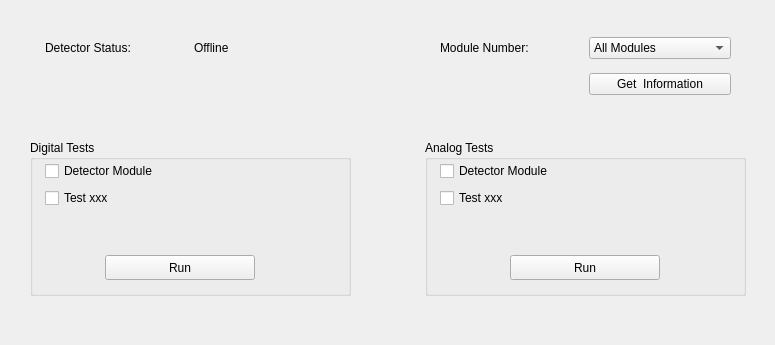
Above: slsDetectorGui/forms/form_tab_debugging.ui from slsdetectorgroup/slsDetectorPackage before the change. Below: the same form after it.
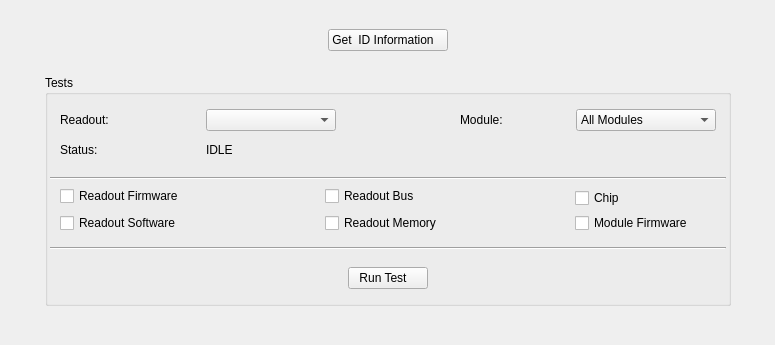
That is the form after the change. Icons and pictures are not drawn.

What changed in the file:
```diff
--- a/slsDetectorGui/forms/form_tab_debugging.ui
+++ b/slsDetectorGui/forms/form_tab_debugging.ui
@@ -34,20 +34,20 @@
   <widget class="QGroupBox" name="groupBox">
    <property name="geometry">
     <rect>
-     <x>30</x>
-     <y>140</y>
-     <width>321</width>
-     <height>156</height>
+     <x>45</x>
+     <y>75</y>
+     <width>686</width>
+     <height>231</height>
     </rect>
    </property>
    <property name="title">
-    <string>Digital Tests</string>
+    <string>Tests</string>
    </property>
    <widget class="QWidget" name="gridLayoutWidget_2">
     <property name="geometry">
      <rect>
       <x>15</x>
-      <y>20</y>
+      <y>110</y>
       <width>141</width>
       <height>51</height>
      </rect>
@@ -56,60 +56,130 @@
      <item row="0" column="0">
       <widget class="QCheckBox" name="chk">
        <property name="text">
-        <string>Detector Module</string>
+        <string>Readout Firmware</string>
        </property>
       </widget>
      </item>
      <item row="1" column="0">
       <widget class="QCheckBox" name="checkBox_2">
        <property name="text">
-        <string>Test xxx</string>
+        <string>Readout Software</string>
        </property>
       </widget>
      </item>
     </layout>
    </widget>
-   <widget class="QPushButton" name="btnDigital">
+   <widget class="QWidget" name="horizontalLayoutWidget">
     <property name="geometry">
      <rect>
-      <x>75</x>
-      <y>115</y>
-      <width>150</width>
-      <height>25</height>
+      <x>15</x>
+      <y>185</y>
+      <width>656</width>
+      <height>36</height>
      </rect>
     </property>
-    <property name="sizePolicy">
-     <sizepolicy hsizetype="Fixed" vsizetype="Fixed">
-      <horstretch>0</horstretch>
-      <verstretch>0</verstretch>
-     </sizepolicy>
+    <layout class="QHBoxLayout" name="horizontalLayout">
+     <item>
+      <widget class="QPushButton" name="btnTest">
+       <property name="sizePolicy">
+        <sizepolicy hsizetype="Fixed" vsizetype="Fixed">
+         <horstretch>0</horstretch>
+         <verstretch>0</verstretch>
+        </sizepolicy>
+       </property>
+       <property name="text">
+        <string>Run Test   </string>
+       </property>
+       <property name="icon">
+        <iconset resource="../include/icons.qrc">
+         <normaloff>:/icons/images/start.png</normaloff>:/icons/images/start.png</iconset>
+       </property>
+      </widget>
+     </item>
+    </layout>
+   </widget>
+   <widget class="QWidget" name="gridLayoutWidget_5">
+    <property name="geometry">
+     <rect>
+      <x>415</x>
+      <y>30</y>
+      <width>256</width>
+      <height>31</height>
+     </rect>
     </property>
-    <property name="text">
-     <string>Run</string>
-    </property>
-    <property name="icon">
-     <iconset resource="../include/icons.qrc">
-      <normaloff>:/icons/images/start.png</normaloff>:/icons/images/start.png</iconset>
-    </property>
+    <layout class="QGridLayout" name="gridLayout_5">
+     <item row="0" column="0">
+      <widget class="QLabel" name="lblModule">
+       <property name="sizePolicy">
+        <sizepolicy hsizetype="Maximum" vsizetype="Preferred">
+         <horstretch>0</horstretch>
+         <verstretch>0</verstretch>
+        </sizepolicy>
+       </property>
+       <property name="minimumSize">
+        <size>
+         <width>0</width>
+         <height>0</height>
+        </size>
+       </property>
+       <property name="maximumSize">
+        <size>
+         <width>100</width>
+         <height>16777215</height>
+        </size>
+       </property>
+       <property name="text">
+        <string>Module:</string>
+       </property>
+      </widget>
+     </item>
+     <item row="0" column="2">
+      <widget class="QComboBox" name="comboModule">
+       <property name="sizePolicy">
+        <sizepolicy hsizetype="Preferred" vsizetype="Fixed">
+         <horstretch>0</horstretch>
+         <verstretch>0</verstretch>
+        </sizepolicy>
+       </property>
+       <property name="maximumSize">
+        <size>
+         <width>16777215</width>
+         <height>16777215</height>
+        </size>
+       </property>
+       <property name="frame">
+        <bool>true</bool>
+       </property>
+       <item>
+        <property name="text">
+         <string>All Modules</string>
+        </property>
+       </item>
+      </widget>
+     </item>
+     <item row="0" column="1">
+      <spacer name="horizontalSpacer_3">
+       <property name="orientation">
+        <enum>Qt::Horizontal</enum>
+       </property>
+       <property name="sizeType">
+        <enum>QSizePolicy::Fixed</enum>
+       </property>
+       <property name="sizeHint" stdset="0">
+        <size>
+         <width>10</width>
+         <height>20</height>
+        </size>
+       </property>
+      </spacer>
+     </item>
+    </layout>
    </widget>
-  </widget>
-  <widget class="QGroupBox" name="groupBox_2">
-   <property name="geometry">
-    <rect>
-     <x>425</x>
-     <y>140</y>
-     <width>321</width>
-     <height>156</height>
-    </rect>
-   </property>
-   <property name="title">
-    <string>Analog Tests</string>
-   </property>
    <widget class="QWidget" name="gridLayoutWidget_3">
     <property name="geometry">
      <rect>
-      <x>15</x>
-      <y>20</y>
+      <x>280</x>
+      <y>110</y>
       <width>141</width>
       <height>51</height>
      </rect>
@@ -118,40 +188,216 @@
      <item row="0" column="0">
       <widget class="QCheckBox" name="checkBox_3">
        <property name="text">
-        <string>Detector Module</string>
+        <string>Readout Bus</string>
        </property>
       </widget>
      </item>
      <item row="1" column="0">
       <widget class="QCheckBox" name="checkBox_4">
        <property name="text">
-        <string>Test xxx</string>
+        <string>Readout Memory</string>
        </property>
       </widget>
      </item>
     </layout>
    </widget>
-   <widget class="QPushButton" name="btnAnalog">
+   <widget class="QWidget" name="gridLayoutWidget_6">
     <property name="geometry">
      <rect>
-      <x>85</x>
-      <y>115</y>
-      <width>150</width>
-      <height>25</height>
+      <x>530</x>
+      <y>110</y>
+      <width>141</width>
+      <height>26</height>
      </rect>
     </property>
-    <property name="sizePolicy">
-     <sizepolicy hsizetype="Fixed" vsizetype="Fixed">
-      <horstretch>0</horstretch>
-      <verstretch>0</verstretch>
-     </sizepolicy>
+    <layout class="QGridLayout" name="gridLayout_6">
+     <item row="0" column="0">
+      <widget class="QCheckBox" name="chkChip">
+       <property name="focusPolicy">
+        <enum>Qt::NoFocus</enum>
+       </property>
+       <property name="text">
+        <string>Chip</string>
+       </property>
+      </widget>
+     </item>
+    </layout>
+   </widget>
+   <widget class="QWidget" name="gridLayoutWidget_4">
+    <property name="geometry">
+     <rect>
+      <x>15</x>
+      <y>30</y>
+      <width>276</width>
+      <height>31</height>
+     </rect>
     </property>
-    <property name="text">
-     <string>Run</string>
+    <layout class="QGridLayout" name="gridLayout_4">
+     <item row="0" column="0">
+      <widget class="QLabel" name="lblDetector">
+       <property name="sizePolicy">
+        <sizepolicy hsizetype="Maximum" vsizetype="Preferred">
+         <horstretch>0</horstretch>
+         <verstretch>0</verstretch>
+        </sizepolicy>
+       </property>
+       <property name="minimumSize">
+        <size>
+         <width>0</width>
+         <height>0</height>
+        </size>
+       </property>
+       <property name="maximumSize">
+        <size>
+         <width>150</width>
+         <height>16777215</height>
+        </size>
+       </property>
+       <property name="text">
+        <string>Readout:</string>
+       </property>
+      </widget>
+     </item>
+     <item row="0" column="2">
+      <widget class="QComboBox" name="comboDetector">
+       <property name="sizePolicy">
+        <sizepolicy hsizetype="Preferred" vsizetype="Fixed">
+         <horstretch>0</horstretch>
+         <verstretch>0</verstretch>
+        </sizepolicy>
+       </property>
+       <property name="maximumSize">
+        <size>
+         <width>16777215</width>
+         <height>16777215</height>
+        </size>
+       </property>
+      </widget>
+     </item>
+     <item row="0" column="1">
+      <spacer name="horizontalSpacer">
+       <property name="orientation">
+        <enum>Qt::Horizontal</enum>
+       </property>
+       <property name="sizeType">
+        <enum>QSizePolicy::Fixed</enum>
+       </property>
+       <property name="sizeHint" stdset="0">
+        <size>
+         <width>10</width>
+         <height>20</height>
+        </size>
+       </property>
+      </spacer>
+     </item>
+    </layout>
+   </widget>
+   <widget class="QWidget" name="horizontalLayoutWidget_4">
+    <property name="geometry">
+     <rect>
+      <x>15</x>
+      <y>60</y>
+      <width>276</width>
+      <height>31</height>
+     </rect>
     </property>
-    <property name="icon">
-     <iconset resource="../include/icons.qrc">
-      <normaloff>:/icons/images/start.png</normaloff>:/icons/images/start.png</iconset>
+    <layout class="QHBoxLayout" name="horizontalLayout_4">
+     <item>
+      <widget class="QLabel" name="lblStatusLabel">
+       <property name="sizePolicy">
+        <sizepolicy hsizetype="Maximum" vsizetype="Fixed">
+         <horstretch>0</horstretch>
+         <verstretch>0</verstretch>
+        </sizepolicy>
+       </property>
+       <property name="maximumSize">
+        <size>
+         <width>150</width>
+         <height>16777215</height>
+        </size>
+       </property>
+       <property name="text">
+        <string>Status:</string>
+       </property>
+      </widget>
+     </item>
+     <item>
+      <spacer name="horizontalSpacer_2">
+       <property name="orientation">
+        <enum>Qt::Horizontal</enum>
+       </property>
+       <property name="sizeType">
+        <enum>QSizePolicy::Fixed</enum>
+       </property>
+       <property name="sizeHint" stdset="0">
+        <size>
+         <width>10</width>
+         <height>20</height>
+        </size>
+       </property>
+      </spacer>
+     </item>
+     <item>
+      <widget class="QLabel" name="lblStatus">
+       <property name="sizePolicy">
+        <sizepolicy hsizetype="Preferred" vsizetype="Fixed">
+         <horstretch>0</horstretch>
+         <verstretch>0</verstretch>
+        </sizepolicy>
+       </property>
+       <property name="text">
+        <string>IDLE</string>
+       </property>
+      </widget>
+     </item>
+    </layout>
+   </widget>
+   <widget class="QWidget" name="gridLayoutWidget_7">
+    <property name="geometry">
+     <rect>
+      <x>530</x>
+      <y>135</y>
+      <width>141</width>
+      <height>26</height>
+     </rect>
+    </property>
+    <layout class="QGridLayout" name="gridLayout_7">
+     <item row="0" column="0">
+      <widget class="QCheckBox" name="chkModuleFirmware">
+       <property name="focusPolicy">
+        <enum>Qt::NoFocus</enum>
+       </property>
+       <property name="text">
+        <string>Module Firmware</string>
+       </property>
+      </widget>
+     </item>
+    </layout>
+   </widget>
+   <widget class="Line" name="line">
+    <property name="geometry">
+     <rect>
+      <x>5</x>
+      <y>95</y>
+      <width>676</width>
+      <height>16</height>
+     </rect>
+    </property>
+    <property name="orientation">
+     <enum>Qt::Horizontal</enum>
+    </property>
+   </widget>
+   <widget class="Line" name="line_2">
+    <property name="geometry">
+     <rect>
+      <x>5</x>
+      <y>165</y>
+      <width>676</width>
+      <height>16</height>
+     </rect>
+    </property>
+    <property name="orientation">
+     <enum>Qt::Horizontal</enum>
     </property>
    </widget>
   </widget>
@@ -159,70 +405,16 @@
    <property name="geometry">
     <rect>
      <x>45</x>
-     <y>30</y>
-     <width>291</width>
-     <height>36</height>
+     <y>25</y>
+     <width>686</width>
+     <height>31</height>
     </rect>
    </property>
-   <layout class="QHBoxLayout" name="horizontalLayout_4">
+   <layout class="QHBoxLayout" name="horizontalLayout_3">
     <item>
-     <widget class="QLabel" name="lblModule_2">
-      <property name="text">
-       <string>Detector Status:</string>
-      </property>
-     </widget>
-    </item>
-    <item>
-     <widget class="QLabel" name="lblStatus">
-      <property name="text">
-       <string>Offline</string>
-      </property>
-     </widget>
-    </item>
-   </layout>
-  </widget>
-  <widget class="QWidget" name="gridLayoutWidget">
-   <property name="geometry">
-    <rect>
-     <x>440</x>
-     <y>29</y>
-     <width>291</width>
-     <height>76</height>
-    </rect>
-   </property>
-   <layout class="QGridLayout" name="gridLayout">
-    <item row="0" column="0">
-     <widget class="QLabel" name="lblModule">
-      <property name="text">
-       <string>Module Number:</string>
-      </property>
-     </widget>
-    </item>
-    <item row="0" column="1">
-     <widget class="QComboBox" name="comboModule">
-      <property name="sizePolicy">
-       <sizepolicy hsizetype="Preferred" vsizetype="Fixed">
-        <horstretch>0</horstretch>
-        <verstretch>0</verstretch>
-       </sizepolicy>
-      </property>
-      <property name="maximumSize">
-       <size>
-        <width>16777215</width>
-        <height>16777215</height>
-       </size>
-      </property>
-      <item>
-       <property name="text">
-        <string>All Modules</string>
-       </property>
-      </item>
-     </widget>
-    </item>
-    <item row="2" column="1">
      <widget class="QPushButton" name="btnGetInfo">
       <property name="sizePolicy">
-       <sizepolicy hsizetype="Maximum" vsizetype="Fixed">
+       <sizepolicy hsizetype="Fixed" vsizetype="Fixed">
         <horstretch>0</horstretch>
         <verstretch>0</verstretch>
        </sizepolicy>
@@ -235,12 +427,12 @@
       </property>
       <property name="maximumSize">
        <size>
-        <width>150</width>
+        <width>16777215</width>
         <height>16777215</height>
        </size>
       </property>
       <property name="text">
-       <string>Get  Information</string>
+       <string>Get  ID Information   </string>
       </property>
       <property name="icon">
        <iconset resource="../include/icons.qrc">
```
Left out of the diff: 23 changed lines with no effect on the pictures.
